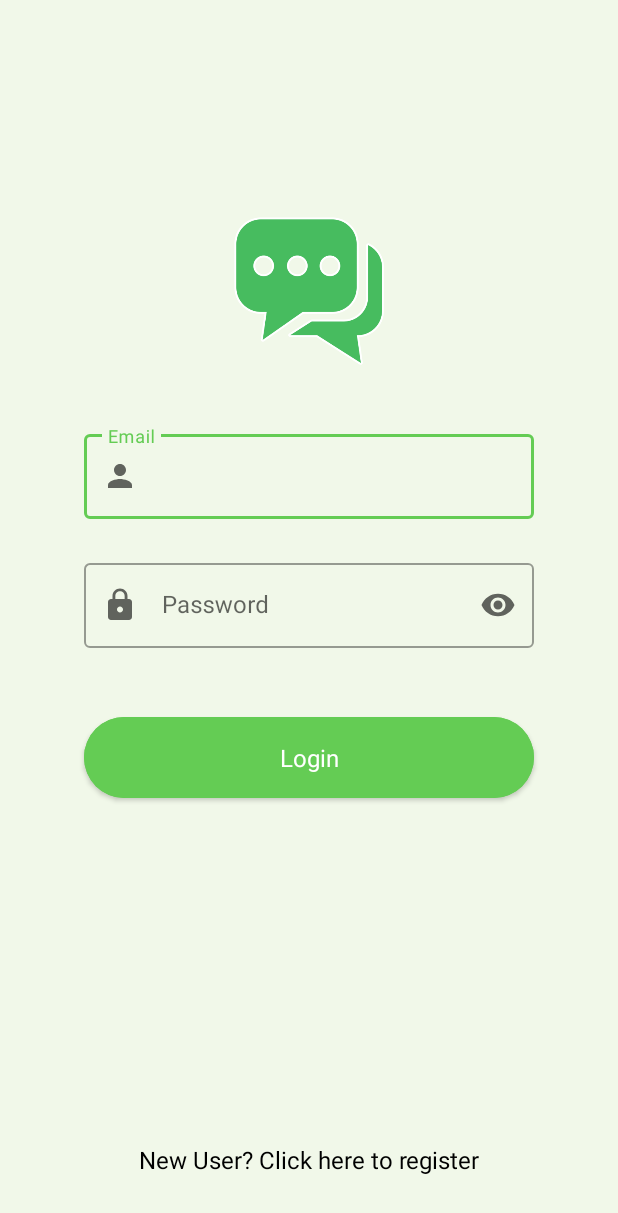
After one commit to avinashbest/chatx-social-media, an Android app: the layout fragment_login.xml on its own in the app's theme, with its tools: preview values and no code run, on a phone screen of 412 x 824 dp. The commit adds this screen. Shown: the top 1213 px of the screen. Run offline under Robolectric (Android 15) with nearby library versions, the phone set to English and light mode, and no system bars.

Commit message:
Created: Login Fragment Interface

```diff
--- a/app/build.gradle
+++ b/app/build.gradle
@@ -41,6 +41,7 @@ dependencies {
     implementation 'androidx.appcompat:appcompat:1.3.1'
     implementation 'com.google.android.material:material:1.4.0'
     implementation 'androidx.constraintlayout:constraintlayout:2.1.0'
+    implementation 'androidx.legacy:legacy-support-v4:1.0.0'
     testImplementation 'junit:junit:4.13.2'
     androidTestImplementation 'androidx.test.ext:junit:1.1.3'
     androidTestImplementation 'androidx.test.espresso:espresso-core:3.4.0'
--- a/app/src/main/AndroidManifest.xml
+++ b/app/src/main/AndroidManifest.xml
@@ -10,7 +10,7 @@
         android:supportsRtl="true"
         android:theme="@style/Theme.ChatX">
         <activity
-            android:name=".MainActivity"
+            android:name=".AuthenticationActivity"
             android:exported="true">
             <intent-filter>
                 <action android:name="android.intent.action.MAIN" />
@@ -18,6 +18,9 @@
                 <category android:name="android.intent.category.LAUNCHER" />
             </intent-filter>
         </activity>
+        <activity
+            android:name=".MainActivity"
+            android:exported="true" />
     </application>
 
 </manifest>
--- /dev/null
+++ b/app/src/main/res/drawable/lock_icon.xml
@@ -0,0 +1,10 @@
+<vector xmlns:android="http://schemas.android.com/apk/res/android"
+    android:width="24dp"
+    android:height="24dp"
+    android:viewportWidth="24"
+    android:viewportHeight="24"
+    android:tint="?attr/colorControlNormal">
+  <path
+      android:fillColor="@android:color/white"
+      android:pathData="M18,8h-1L17,6c0,-2.76 -2.24,-5 -5,-5S7,3.24 7,6v2L6,8c-1.1,0 -2,0.9 -2,2v10c0,1.1 0.9,2 2,2h12c1.1,0 2,-0.9 2,-2L20,10c0,-1.1 -0.9,-2 -2,-2zM12,17c-1.1,0 -2,-0.9 -2,-2s0.9,-2 2,-2 2,0.9 2,2 -0.9,2 -2,2zM15.1,8L8.9,8L8.9,6c0,-1.71 1.39,-3.1 3.1,-3.1 1.71,0 3.1,1.39 3.1,3.1v2z"/>
+</vector>
--- /dev/null
+++ b/app/src/main/res/drawable/person_icon.xml
@@ -0,0 +1,10 @@
+<vector xmlns:android="http://schemas.android.com/apk/res/android"
+    android:width="24dp"
+    android:height="24dp"
+    android:viewportWidth="24"
+    android:viewportHeight="24"
+    android:tint="?attr/colorControlNormal">
+  <path
+      android:fillColor="@android:color/white"
+      android:pathData="M12,12c2.21,0 4,-1.79 4,-4s-1.79,-4 -4,-4 -4,1.79 -4,4 1.79,4 4,4zM12,14c-2.67,0 -8,1.34 -8,4v2h16v-2c0,-2.66 -5.33,-4 -8,-4z"/>
+</vector>
--- /dev/null
+++ b/app/src/main/res/layout/fragment_login.xml
@@ -0,0 +1,88 @@
+<?xml version="1.0" encoding="utf-8"?>
+<androidx.constraintlayout.widget.ConstraintLayout xmlns:android="http://schemas.android.com/apk/res/android"
+    xmlns:app="http://schemas.android.com/apk/res-auto"
+    xmlns:tools="http://schemas.android.com/tools"
+    android:layout_width="match_parent"
+    android:layout_height="match_parent"
+    android:background="#F1F8E9"
+    tools:context=".LoginFragment">
+
+    <ImageView
+        android:id="@+id/logo_imageView"
+        android:layout_width="100dp"
+        android:layout_height="100dp"
+        android:layout_marginTop="144dp"
+        android:src="@drawable/chatx_logo"
+        app:layout_constraintEnd_toEndOf="parent"
+        app:layout_constraintStart_toStartOf="parent"
+        app:layout_constraintTop_toTopOf="parent" />
+
+    <com.google.android.material.textfield.TextInputLayout
+        android:id="@+id/emailText"
+        style="@style/Widget.MaterialComponents.TextInputLayout.OutlinedBox"
+        android:layout_width="match_parent"
+        android:layout_height="wrap_content"
+        android:layout_marginStart="56dp"
+        android:layout_marginTop="40dp"
+        android:layout_marginEnd="56dp"
+        android:hint="@string/email"
+        app:layout_constraintEnd_toEndOf="parent"
+        app:layout_constraintStart_toStartOf="parent"
+        app:layout_constraintTop_toBottomOf="@id/logo_imageView"
+        app:startIconDrawable="@drawable/person_icon">
+
+        <com.google.android.material.textfield.TextInputEditText
+            android:id="@+id/email_editText"
+            android:layout_width="match_parent"
+            android:layout_height="wrap_content"
+            android:inputType="textEmailAddress" />
+
+    </com.google.android.material.textfield.TextInputLayout>
+
+    <com.google.android.material.textfield.TextInputLayout
+        android:id="@+id/passwordText"
+        style="@style/Widget.MaterialComponents.TextInputLayout.OutlinedBox"
+        android:layout_width="0dp"
+        android:layout_height="wrap_content"
+        android:layout_marginTop="24dp"
+        android:hint="@string/password"
+        app:endIconMode="password_toggle"
+        app:layout_constraintEnd_toEndOf="@id/emailText"
+        app:layout_constraintStart_toStartOf="@id/emailText"
+        app:layout_constraintTop_toBottomOf="@id/emailText"
+        app:startIconDrawable="@drawable/lock_icon">
+
+        <com.google.android.material.textfield.TextInputEditText
+            android:id="@+id/password_passwordEditText"
+            android:layout_width="match_parent"
+            android:layout_height="wrap_content"
+            android:inputType="textPassword" />
+
+    </com.google.android.material.textfield.TextInputLayout>
+
+    <com.google.android.material.button.MaterialButton
+        style="@style/Widget.MaterialComponents.FloatingActionButton"
+        android:layout_width="0dp"
+        android:layout_height="wrap_content"
+        android:layout_marginTop="40dp"
+        android:backgroundTint="@color/emerald"
+        android:hint="@string/login"
+        android:padding="16dp"
+        android:textColorHint="@color/white"
+        android:textSize="16sp"
+        app:layout_constraintEnd_toEndOf="@id/passwordText"
+        app:layout_constraintStart_toStartOf="@id/passwordText"
+        app:layout_constraintTop_toBottomOf="@id/passwordText" />
+
+    <TextView
+        android:layout_width="wrap_content"
+        android:layout_height="wrap_content"
+        android:layout_marginBottom="40dp"
+        android:text="@string/new_user_click_here_to_register"
+        android:textColor="@color/black"
+        android:textSize="16sp"
+        app:layout_constraintBottom_toBottomOf="parent"
+        app:layout_constraintEnd_toEndOf="parent"
+        app:layout_constraintStart_toStartOf="parent" />
+
+</androidx.constraintlayout.widget.ConstraintLayout>
--- a/app/src/main/res/values/strings.xml
+++ b/app/src/main/res/values/strings.xml
@@ -1,3 +1,9 @@
 <resources>
     <string name="app_name">ChatX</string>
+    <!-- TODO: Remove or change this placeholder text -->
+    <string name="hello_blank_fragment">Hello blank fragment</string>
+    <string name="password">Password</string>
+    <string name="email">Email</string>
+    <string name="new_user_click_here_to_register">New User? Click here to register</string>
+    <string name="login">Login</string>
 </resources>
--- a/app/src/main/res/values/themes.xml
+++ b/app/src/main/res/values/themes.xml
@@ -2,8 +2,8 @@
     <!-- Base application theme. -->
     <style name="Theme.ChatX" parent="Theme.MaterialComponents.Light.NoActionBar">
         <!-- Primary brand color. -->
-        <item name="colorPrimary">@color/orange</item>
-        <item name="colorPrimaryVariant">@color/emerald</item>
+        <item name="colorPrimary">@color/emerald</item>
+        <item name="colorPrimaryVariant">@color/orange</item>
         <item name="colorOnPrimary">@color/white</item>
         <!-- Secondary brand color. -->
         <item name="colorSecondary">@color/green</item>
```
Also changed, not shown: app/src/main/java/com/avinash/chatx/AuthenticationActivity.kt (added, +21 -0 lines), app/src/main/java/com/avinash/chatx/LoginFragment.kt (added, +19 -0 lines), app/src/main/java/com/avinash/chatx/MainActivity.kt (+30 -1 lines), app/src/main/java/com/avinash/chatx/RegisterFragment.kt (added, +17 -0 lines), app/src/main/res/drawable-v24/ic_launcher_foreground.xml (deleted, +0 -30 lines), app/src/main/res/layout/activity_authentication.xml (added, +10 -0 lines), app/src/main/res/layout/activity_main.xml (+27 -2 lines), app/src/main/res/layout/fragment_register.xml (added, +14 -0 lines), app/src/main/res/drawable/chatx_logo.png (added).
